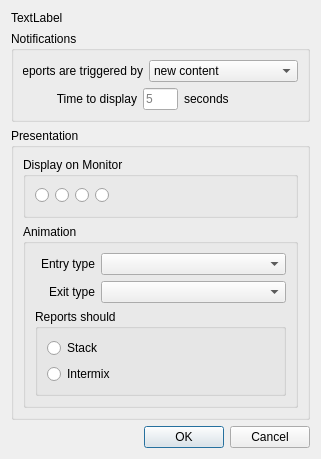
First picture: the form in addlocaldialog.ui, repository b0bh00d/Newsroom, before the edit.
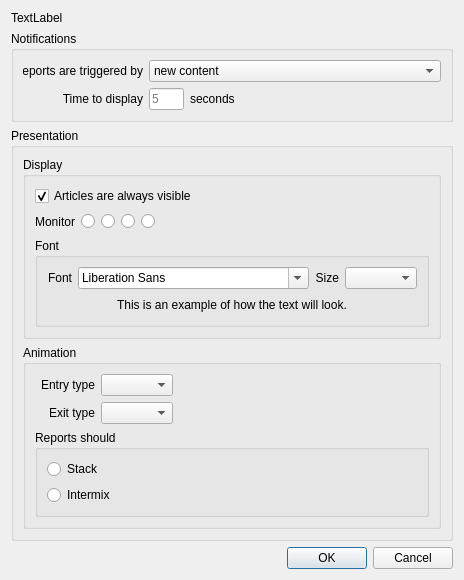
Second picture: the form after the edit. Icons and pictures are not drawn.

Commit message:
- Added font face and size selection to the AddLocalDialog.
- Moved initialization of Article into a protected method that is invoked by
Chyron with font information.

- Passed font and visibility parameters to Chyron for application to Articles.

- Enabled save/loading of window data (geometry and position).

What changed in the file:
```diff
--- a/addlocaldialog.ui
+++ b/addlocaldialog.ui
@@ -6,14 +6,14 @@
    <rect>
     <x>0</x>
     <y>0</y>
-    <width>321</width>
-    <height>433</height>
+    <width>413</width>
+    <height>550</height>
    </rect>
   </property>
   <property name="windowTitle">
    <string>Dialog</string>
   </property>
-  <layout class="QVBoxLayout" name="verticalLayout_5">
+  <layout class="QVBoxLayout" name="verticalLayout_7">
    <item>
     <widget class="QLabel" name="label_Entity">
      <property name="text">
@@ -68,6 +68,12 @@
        <layout class="QHBoxLayout" name="horizontalLayout_5">
         <item>
          <widget class="QLabel" name="label_2">
+          <property name="minimumSize">
+           <size>
+            <width>120</width>
+            <height>0</height>
+           </size>
+          </property>
           <property name="maximumSize">
            <size>
             <width>120</width>
@@ -102,6 +108,19 @@
           </property>
          </widget>
         </item>
+        <item>
+         <spacer name="horizontalSpacer_2">
+          <property name="orientation">
+           <enum>Qt::Horizontal</enum>
+          </property>
+          <property name="sizeHint" stdset="0">
+           <size>
+            <width>40</width>
+            <height>20</height>
+           </size>
+          </property>
+         </spacer>
+        </item>
        </layout>
       </item>
      </layout>
@@ -116,11 +135,48 @@
       <item>
        <widget class="QGroupBox" name="groupBox_3">
         <property name="title">
-         <string>Display on Monitor</string>
+         <string>Display</string>
         </property>
-        <layout class="QVBoxLayout" name="verticalLayout_3">
+        <layout class="QVBoxLayout" name="verticalLayout_5">
+         <item>
+          <layout class="QHBoxLayout" name="horizontalLayout_7">
+           <item>
+            <widget class="QCheckBox" name="check_KeepOnTop">
+             <property name="text">
+              <string>Articles are always visible</string>
+             </property>
+             <property name="checked">
+              <bool>true</bool>
+             </property>
+            </widget>
+           </item>
+           <item>
+            <spacer name="horizontalSpacer_3">
+             <property name="orientation">
+              <enum>Qt::Horizontal</enum>
+             </property>
+             <property name="sizeHint" stdset="0">
+              <size>
+               <width>40</width>
+               <height>20</height>
+              </size>
+             </property>
+            </spacer>
+           </item>
+          </layout>
+         </item>
          <item>
           <layout class="QHBoxLayout" name="horizontalLayout_2">
+           <item>
+            <widget class="QLabel" name="label_8">
+             <property name="text">
+              <string>Monitor</string>
+             </property>
+             <property name="alignment">
+              <set>Qt::AlignRight|Qt::AlignTrailing|Qt::AlignVCenter</set>
+             </property>
+            </widget>
+           </item>
            <item>
             <widget class="QRadioButton" name="radio_Monitor1">
              <property name="text">
@@ -204,6 +260,95 @@
            </item>
           </layout>
          </item>
+         <item>
+          <widget class="QGroupBox" name="groupBox_6">
+           <property name="title">
+            <string>Font</string>
+           </property>
+           <layout class="QVBoxLayout" name="verticalLayout_3">
+            <item>
+             <layout class="QHBoxLayout" name="horizontalLayout_6">
+              <item>
+               <widget class="QLabel" name="label_6">
+                <property name="text">
+                 <string>Font</string>
+                </property>
+                <property name="alignment">
+                 <set>Qt::AlignRight|Qt::AlignTrailing|Qt::AlignVCenter</set>
+                </property>
+               </widget>
+              </item>
+              <item>
+               <widget class="QFontComboBox" name="combo_FontFamily"/>
+              </item>
+              <item>
+               <widget class="QLabel" name="label_7">
+                <property name="text">
+                 <string>Size</string>
+                </property>
+                <property name="alignment">
+                 <set>Qt::AlignRight|Qt::AlignTrailing|Qt::AlignVCenter</set>
+                </property>
+               </widget>
+              </item>
+              <item>
+               <widget class="QComboBox" name="combo_FontSize"/>
+              </item>
+              <item>
+               <spacer name="horizontalSpacer_5">
+                <property name="orientation">
+                 <enum>Qt::Horizontal</enum>
+                </property>
+                <property name="sizeHint" stdset="0">
+                 <size>
+                  <width>40</width>
+                  <height>20</height>
+                 </size>
+                </property>
+               </spacer>
+              </item>
+             </layout>
+            </item>
+            <item>
+             <layout class="QHBoxLayout" name="horizontalLayout_8">
+              <item>
+               <spacer name="horizontalSpacer_6">
+                <property name="orientation">
+                 <enum>Qt::Horizontal</enum>
+                </property>
+                <property name="sizeHint" stdset="0">
+                 <size>
+                  <width>40</width>
+                  <height>20</height>
+                 </size>
+                </property>
+               </spacer>
+              </item>
+              <item>
+               <widget class="QLabel" name="label_FontExample">
+                <property name="text">
+                 <string>This is an example of how the text will look.</string>
+                </property>
+               </widget>
+              </item>
+              <item>
+               <spacer name="horizontalSpacer_4">
+                <property name="orientation">
+                 <enum>Qt::Horizontal</enum>
+                </property>
+                <property name="sizeHint" stdset="0">
+                 <size>
+                  <width>40</width>
+                  <height>20</height>
+                 </size>
+                </property>
+               </spacer>
+              </item>
+             </layout>
+            </item>
+           </layout>
+          </widget>
+         </item>
         </layout>
        </widget>
       </item>
@@ -217,6 +362,12 @@
           <layout class="QHBoxLayout" name="horizontalLayout_3">
            <item>
             <widget class="QLabel" name="label_3">
+             <property name="minimumSize">
+              <size>
+               <width>60</width>
+               <height>0</height>
+              </size>
+             </property>
              <property name="maximumSize">
               <size>
                <width>60</width>
@@ -234,12 +385,31 @@
            <item>
             <widget class="QComboBox" name="combo_EntryType"/>
            </item>
+           <item>
+            <spacer name="horizontalSpacer_7">
+             <property name="orientation">
+              <enum>Qt::Horizontal</enum>
+             </property>
+             <property name="sizeHint" stdset="0">
+              <size>
+               <width>40</width>
+               <height>20</height>
+              </size>
+             </property>
+            </spacer>
+           </item>
           </layout>
          </item>
          <item>
           <layout class="QHBoxLayout" name="horizontalLayout_4">
            <item>
             <widget class="QLabel" name="label_4">
+             <property name="minimumSize">
+              <size>
+               <width>60</width>
+               <height>0</height>
+              </size>
+             </property>
              <property name="maximumSize">
               <size>
                <width>60</width>
@@ -257,6 +427,19 @@
            <item>
             <widget class="QComboBox" name="combo_ExitType"/>
            </item>
+           <item>
+            <spacer name="horizontalSpacer_8">
+             <property name="orientation">
+              <enum>Qt::Horizontal</enum>
+             </property>
+             <property name="sizeHint" stdset="0">
+              <size>
+               <width>40</width>
+               <height>20</height>
+              </size>
+             </property>
+            </spacer>
+           </item>
           </layout>
          </item>
          <item>
```
The commit also changes 11 other files.
